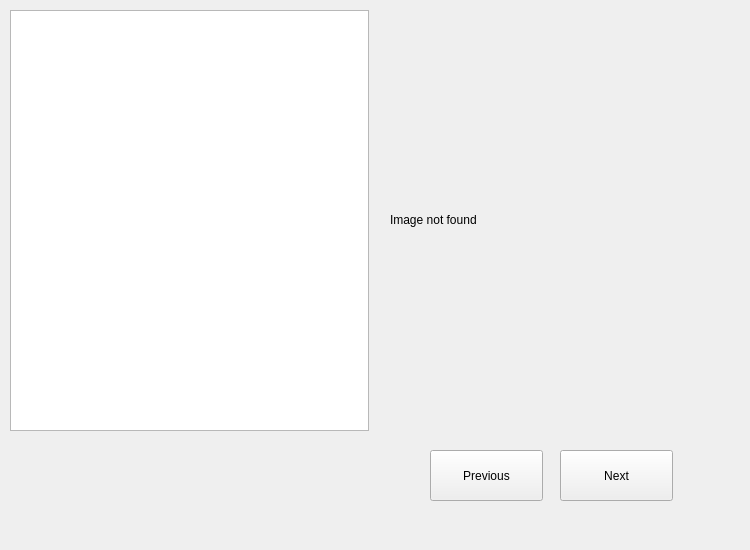
Old version of the form Release/Official/UIFiles/EncodeText.ui in the repository kevinrmedina/StegoCapstone.
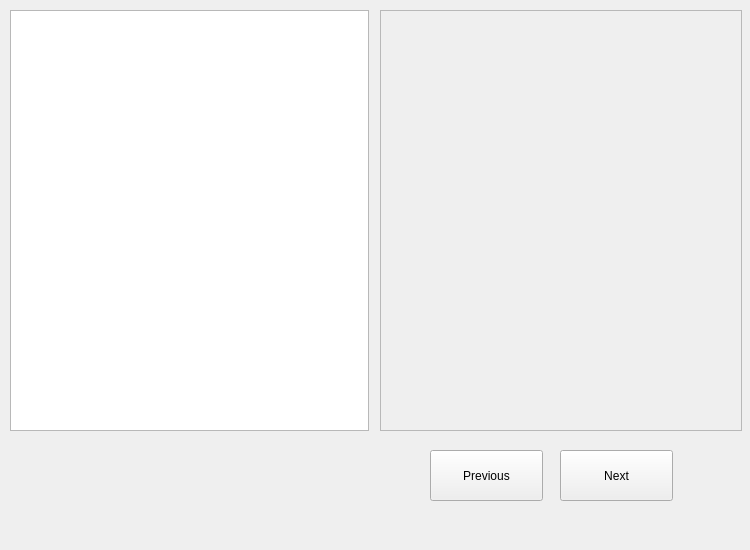
New version of the form. Icons and pictures are not drawn.

Commit message: Created new ui and py files to compare with the applications py files and make needed changes. Made images scrollable and changed variable names.

```diff
--- a/Release/Official/UIFiles/EncodeText.ui
+++ b/Release/Official/UIFiles/EncodeText.ui
@@ -36,25 +36,6 @@
     </rect>
    </property>
   </widget>
-  <widget class="QWidget" name="verticalLayoutWidget">
-   <property name="geometry">
-    <rect>
-     <x>390</x>
-     <y>10</y>
-     <width>351</width>
-     <height>421</height>
-    </rect>
-   </property>
-   <layout class="QVBoxLayout" name="verticalLayout">
-    <item>
-     <widget class="QLabel" name="carrierImageLabel">
-      <property name="text">
-       <string>&lt;html&gt;&lt;head/&gt;&lt;body&gt;&lt;p&gt;Image not found&lt;/p&gt;&lt;/body&gt;&lt;/html&gt;</string>
-      </property>
-     </widget>
-    </item>
-   </layout>
-  </widget>
   <widget class="QPushButton" name="nextButton">
    <property name="geometry">
     <rect>
@@ -68,6 +49,38 @@
     <string>Next</string>
    </property>
   </widget>
+  <widget class="QScrollArea" name="carrierScrollArea">
+   <property name="geometry">
+    <rect>
+     <x>380</x>
+     <y>10</y>
+     <width>362</width>
+     <height>421</height>
+    </rect>
+   </property>
+   <property name="widgetResizable">
+    <bool>true</bool>
+   </property>
+   <widget class="QWidget" name="scrollAreaWidgetContents">
+    <property name="geometry">
+     <rect>
+      <x>0</x>
+      <y>0</y>
+      <width>360</width>
+      <height>419</height>
+     </rect>
+    </property>
+    <layout class="QGridLayout" name="gridLayout_3">
+     <item row="0" column="0">
+      <widget class="QLabel" name="carrierLabel">
+       <property name="text">
+        <string>&lt;html&gt;&lt;head/&gt;&lt;body&gt;&lt;p&gt;&lt;img src=&quot;:/translation_images/hieroglyphics.jpg&quot;/&gt;&lt;/p&gt;&lt;/body&gt;&lt;/html&gt;</string>
+       </property>
+      </widget>
+     </item>
+    </layout>
+   </widget>
+  </widget>
  </widget>
  <resources/>
  <connections/>
```
The commit also changes 142 other files.
